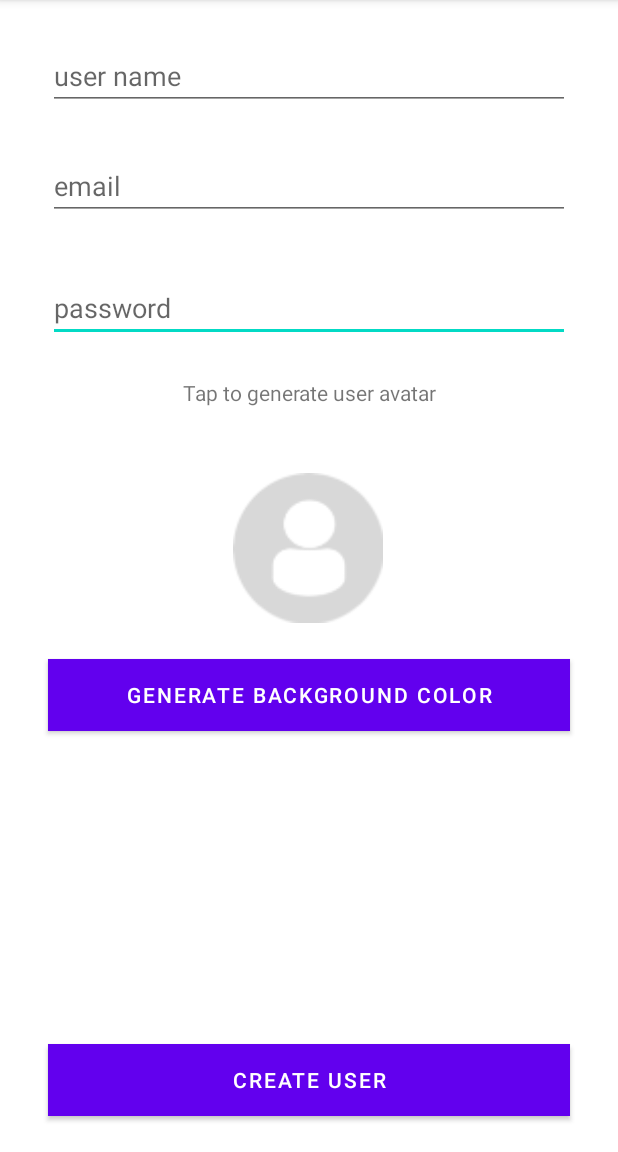
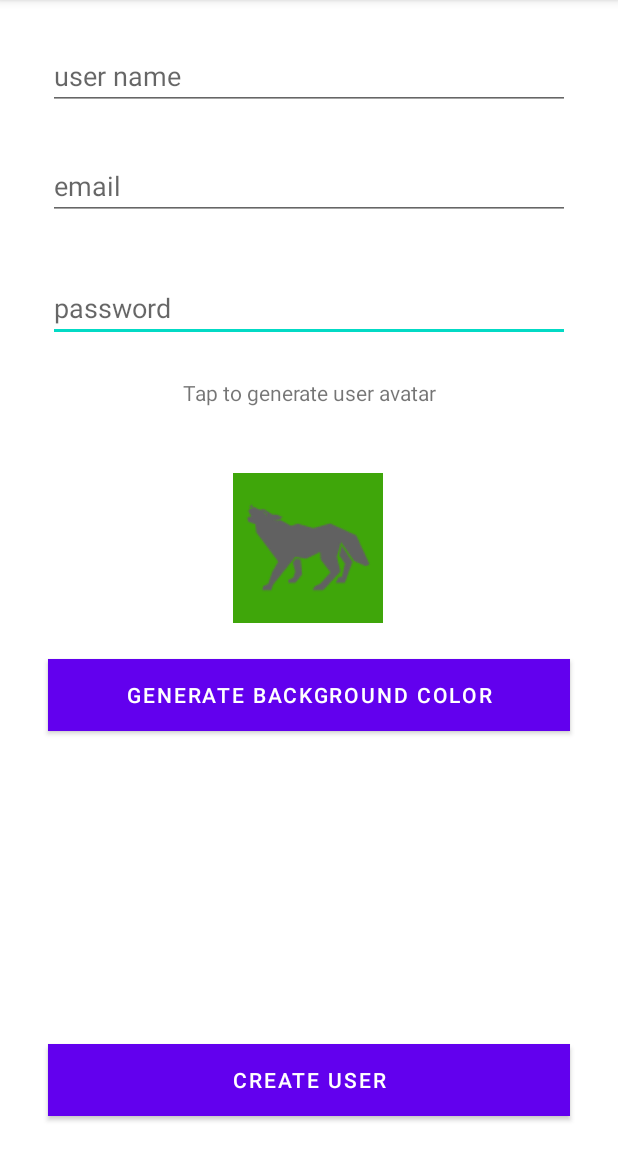
Before and after one commit to jamu544/smack, an Android app: the CreateUserActivity screen opened directly, with no data from a screen before it, after a tap on "GENERATE BACKGROUND COLOR", on a phone screen of 412 x 824 dp, the part 84-1236 px from its top. Run offline under Robolectric (Android 15) with nearby library versions, the phone set to English and light mode, and no system bars; 1 other tap on this screen came first.

Commit message:
lesson 05

```diff
--- a/app/build.gradle
+++ b/app/build.gradle
@@ -1,6 +1,8 @@
 plugins {
     id 'com.android.application'
     id 'org.jetbrains.kotlin.android'
+    id'kotlin-android'
+    id'kotlin-android-extensions'
 }
 
 android {
--- a/app/src/main/java/android/com/jamsand/io/smack/CreateUserActivity.kt
+++ b/app/src/main/java/android/com/jamsand/io/smack/CreateUserActivity.kt
@@ -1,18 +1,51 @@
 package android.com.jamsand.io.smack
 
+import android.graphics.Color
 import androidx.appcompat.app.AppCompatActivity
 import android.os.Bundle
 import android.view.View
+import kotlinx.android.synthetic.main.activity_create_user.*
+import kotlin.random.Random
 
 class CreateUserActivity : AppCompatActivity() {
+    var userAvatar = "profileDefault" // if user has not selected an avatar
+    var avatarColor = "[0.5,0.5,0.5,1]"
+
     override fun onCreate(savedInstanceState: Bundle?) {
         super.onCreate(savedInstanceState)
         setContentView(R.layout.activity_create_user)
     }
     fun generateUserAvatar(view: View){
+        val random = java.util.Random()
+        val color = random.nextInt(2) // random to 0-1
+        val avatar = random.nextInt(28 ) // random to 1-27
+
+        // image color light or dark corresponds to our drawables
+        if(color == 0 ){
+            userAvatar = "light$avatar"
+        } else {
+            userAvatar = "dark$avatar"
+        }
+        val resourceId = resources.getIdentifier(userAvatar,"drawable", packageName)
+        createAvatarImageView.setImageResource(resourceId)
 
     }
     fun generateColorClicked (view: View){
+    // construct color from RGB colors and set background color
+        val random = Random
+        val r = random.nextInt(255)
+        val g =random.nextInt(255)
+        val b = random.nextInt(255)
+
+        createAvatarImageView.setBackgroundColor(Color.rgb(r,g,b))
+
+        val savedR = r.toDouble()/255
+        val savedG = g.toDouble()/255
+        val savedB = b.toDouble()/255
+
+        avatarColor = "[$savedR, $savedG, $savedB]"
+        println(avatarColor)
+
 
     }
     fun createUserClicked (view: View){
```
